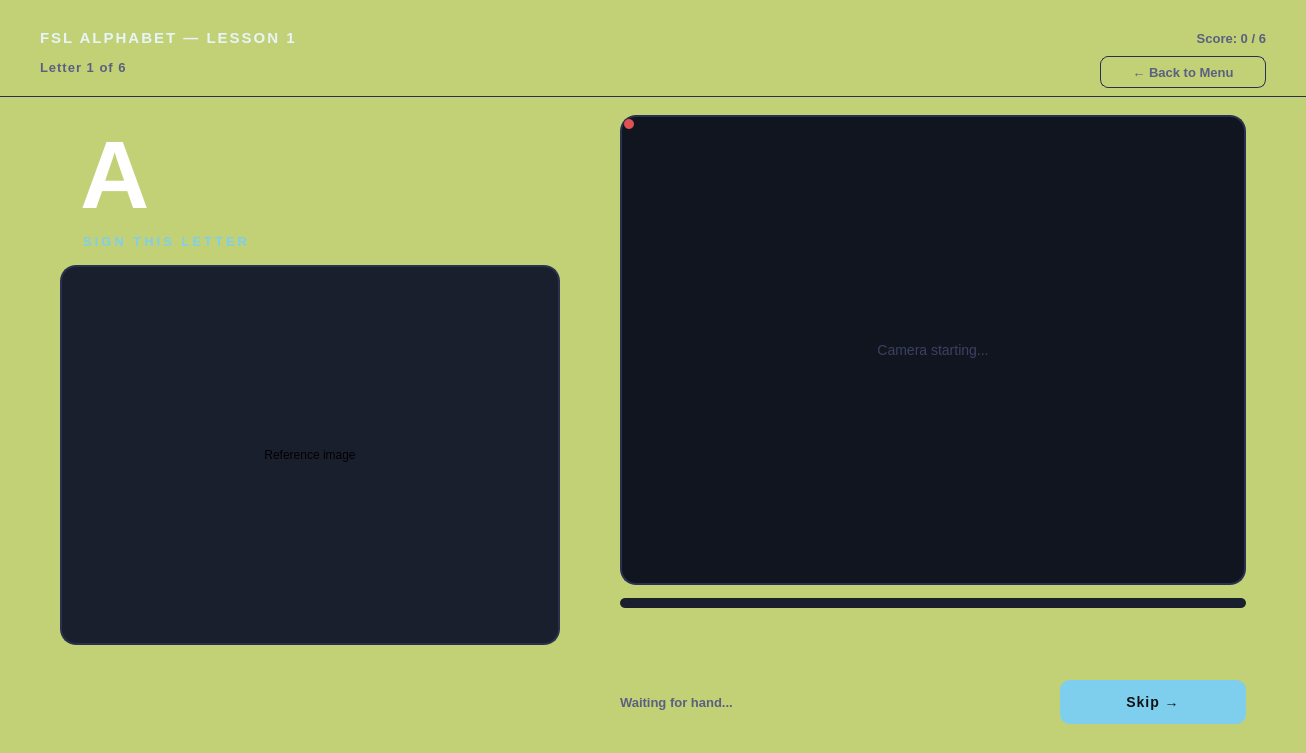
Richalene/Senyasabi_V1, file senyasabi/lessons/alphabet_lesson.ui: the form before one commit.
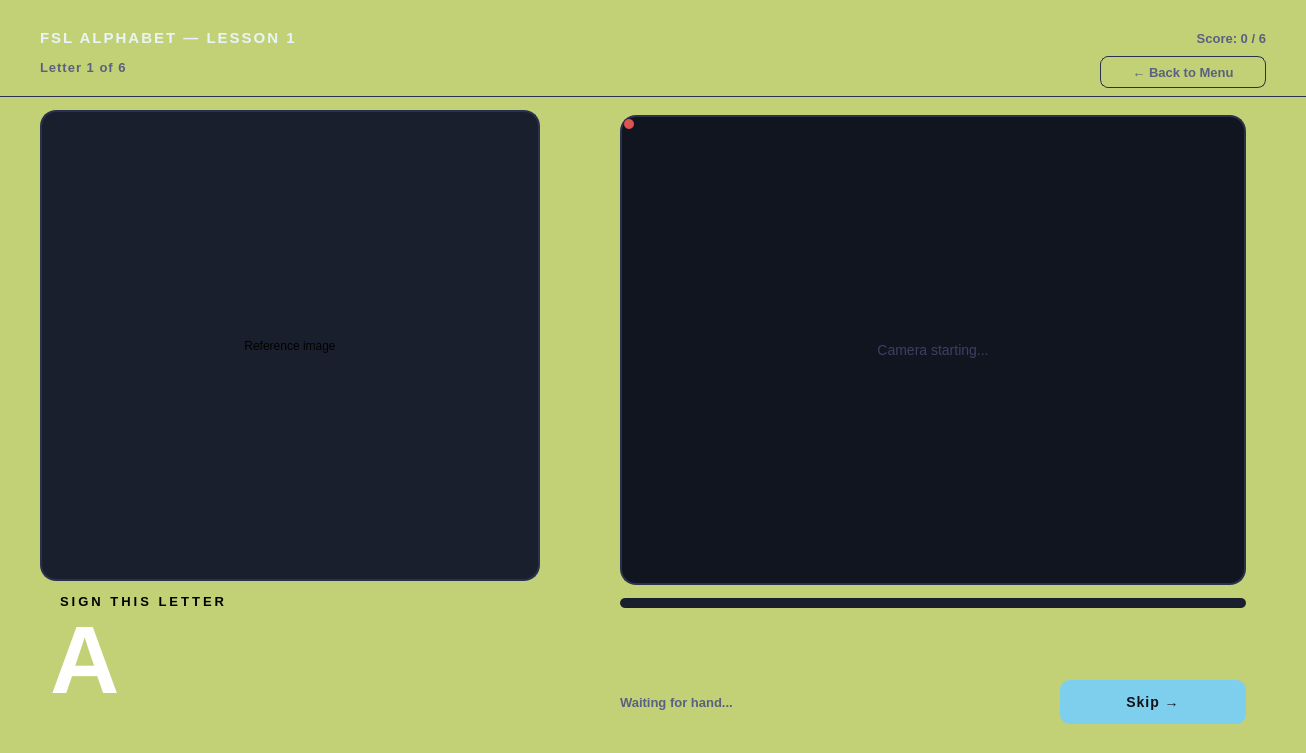
The form after the commit.

```diff
--- a/senyasabi/lessons/alphabet_lesson.ui
+++ b/senyasabi/lessons/alphabet_lesson.ui
@@ -163,19 +163,32 @@
   <!-- ── LEFT PANEL: letter + reference image ── -->
   <widget class="QLabel" name="letterDisplay">
    <property name="geometry">
-    <rect><x>80</x><y>115</y><width>200</width><height>120</height></rect>
-   </property>
-   <property name="alignment">
-    <set>Qt::AlignLeft|Qt::AlignVCenter</set>
+    <rect>
+     <x>50</x>
+     <y>600</y>
+     <width>200</width>
+     <height>120</height>
+    </rect>
    </property>
    <property name="text">
     <string>A</string>
    </property>
+   <property name="alignment">
+    <set>Qt::AlignmentFlag::AlignLeading|Qt::AlignmentFlag::AlignLeft|Qt::AlignmentFlag::AlignVCenter</set>
+   </property>
   </widget>
 
   <widget class="QLabel" name="letterSubtitle">
    <property name="geometry">
-    <rect><x>83</x><y>230</y><width>300</width><height>22</height></rect>
+    <rect>
+     <x>60</x>
+     <y>590</y>
+     <width>300</width>
+     <height>22</height>
+    </rect>
+   </property>
+   <property name="styleSheet">
+    <string notr="true">color: rgb(0, 0, 0);</string>
    </property>
    <property name="text">
     <string>SIGN THIS LETTER</string>
@@ -184,10 +197,12 @@
 
   <widget class="QLabel" name="refImageLabel">
    <property name="geometry">
-    <rect><x>60</x><y>265</y><width>500</width><height>380</height></rect>
-   </property>
-   <property name="alignment">
-    <set>Qt::AlignHCenter|Qt::AlignVCenter</set>
+    <rect>
+     <x>40</x>
+     <y>110</y>
+     <width>500</width>
+     <height>471</height>
+    </rect>
    </property>
    <property name="text">
     <string>Reference image</string>
@@ -195,6 +210,9 @@
    <property name="scaledContents">
     <bool>false</bool>
    </property>
+   <property name="alignment">
+    <set>Qt::AlignmentFlag::AlignCenter</set>
+   </property>
   </widget>
 
   <!-- ── RIGHT PANEL: camera feed ── -->
```
Left out of the diff: 159 changed lines with no effect on the pictures.
